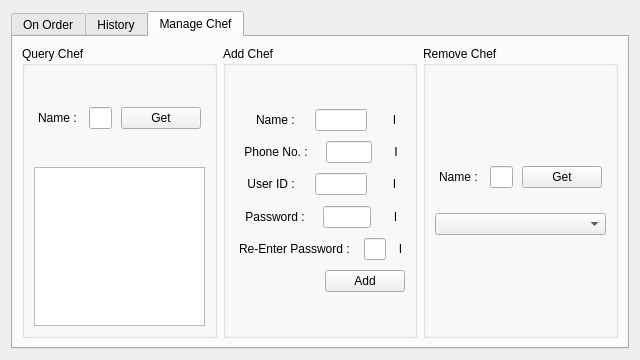
This is frontend/manager_wid.ui in therealrahulsahu/se_project as Qt 5 draws it before an edit. The edited form follows.
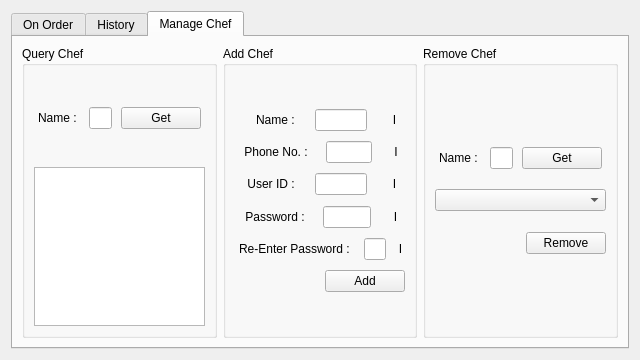
This is the edited form. The open tabs and pages were chosen to show the change.

Commit message: chef widgets update

```diff
--- a/frontend/manager_wid.ui
+++ b/frontend/manager_wid.ui
@@ -849,7 +849,7 @@
          <property name="title">
           <string>Remove Chef</string>
          </property>
-         <layout class="QVBoxLayout" name="verticalLayout_8" stretch="5,2,1,2,5">
+         <layout class="QVBoxLayout" name="verticalLayout_8" stretch="5,2,1,2,1,2,5">
           <item>
            <spacer name="verticalSpacer">
             <property name="orientation">
@@ -955,6 +955,43 @@
           <item>
            <widget class="QComboBox" name="cb_rm_chef"/>
           </item>
+          <item>
+           <spacer name="verticalSpacer_13">
+            <property name="orientation">
+             <enum>Qt::Vertical</enum>
+            </property>
+            <property name="sizeHint" stdset="0">
+             <size>
+              <width>20</width>
+              <height>40</height>
+             </size>
+            </property>
+           </spacer>
+          </item>
+          <item>
+           <layout class="QHBoxLayout" name="horizontalLayout_5">
+            <item>
+             <spacer name="horizontalSpacer_35">
+              <property name="orientation">
+               <enum>Qt::Horizontal</enum>
+              </property>
+              <property name="sizeHint" stdset="0">
+               <size>
+                <width>40</width>
+                <height>20</height>
+               </size>
+              </property>
+             </spacer>
+            </item>
+            <item>
+             <widget class="QPushButton" name="bt_rm_confirm">
+              <property name="text">
+               <string>Remove</string>
+              </property>
+             </widget>
+            </item>
+           </layout>
+          </item>
           <item>
            <spacer name="verticalSpacer_3">
             <property name="orientation">
```
Left out of the diff: 2 changed lines with no effect on the pictures. The commit also changes 1 other file.
